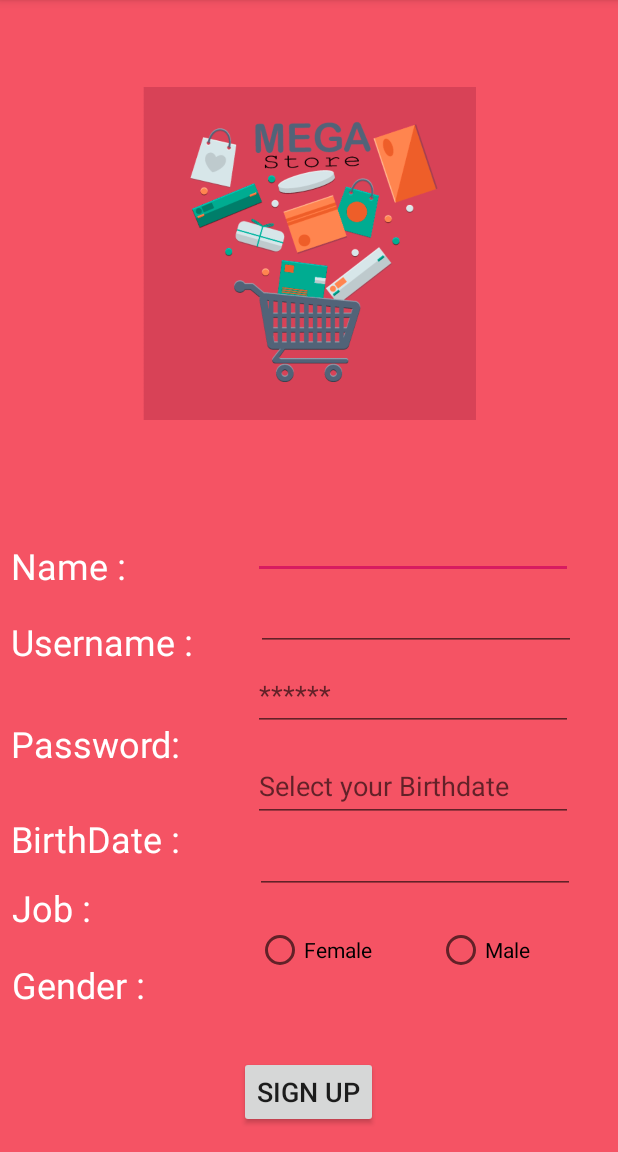
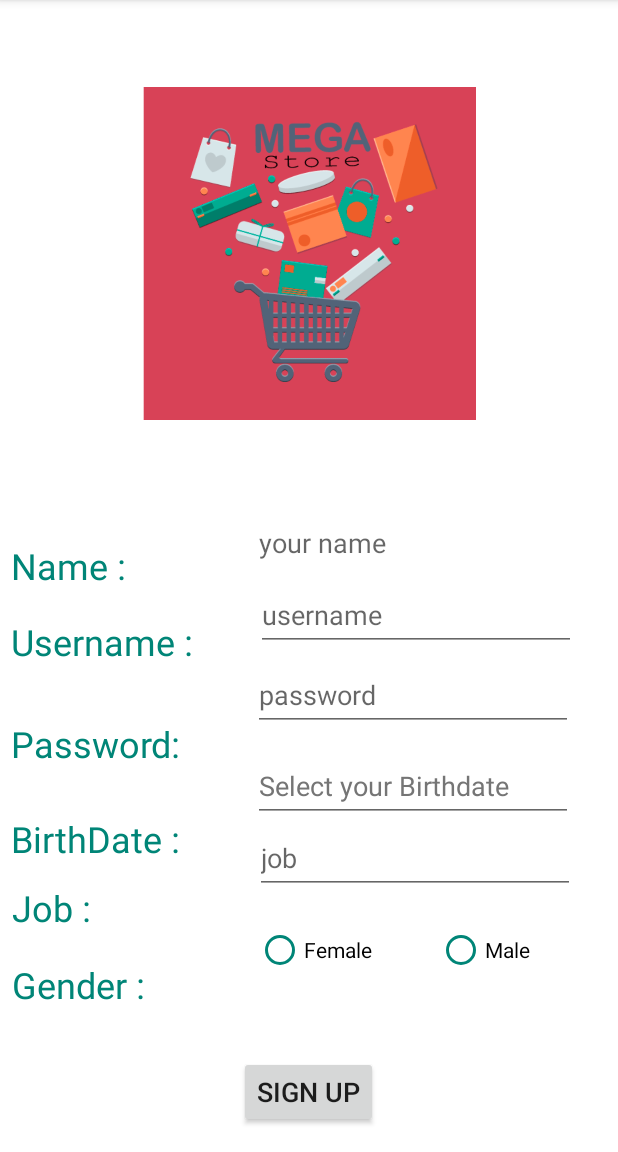
Before and after one commit to marawanFawzy/MyShoppingApp, an Android app: the RegisterActivity screen opened directly, with no data from a screen before it, on a phone screen of 412 x 824 dp, the part 84-1236 px from its top. Run offline under Robolectric (Android 15) with nearby library versions, the phone set to English and light mode, and no system bars.

Commit message:
gui updates

```diff
--- a/app/src/main/AndroidManifest.xml
+++ b/app/src/main/AndroidManifest.xml
@@ -22,7 +22,7 @@
         <activity android:name=".HomeActivity"
             android:windowSoftInputMode="adjustPan"/>
         <activity android:name=".RegisterActivity"
-            android:windowSoftInputMode="adjustPan"/>
+            android:windowSoftInputMode="stateAlwaysHidden|adjustNothing"/>
         <activity android:name=".MainActivity">
             <intent-filter>
                 <action android:name="android.intent.action.MAIN" />
--- a/app/src/main/java/com/example/myshoppingapp/ProductsDetails.java
+++ b/app/src/main/java/com/example/myshoppingapp/ProductsDetails.java
@@ -54,7 +54,7 @@ public class ProductsDetails extends AppCompatActivity {
             } else {
                 add.setOnClickListener(v -> {
                     add.setEnabled(true);
-                    sdb.addtoCart(x , cat_id, 1);
+                    sdb.addToCart(x , cat_id, 1);
                     Toast.makeText(this, "added to cart", Toast.LENGTH_SHORT).show();
                 });
             }
--- a/app/src/main/java/com/example/myshoppingapp/RegisterActivity.java
+++ b/app/src/main/java/com/example/myshoppingapp/RegisterActivity.java
@@ -5,7 +5,9 @@ import android.content.Intent;
 import android.database.Cursor;
 import android.graphics.Color;
 import android.graphics.drawable.ColorDrawable;
+import android.os.Build;
 import android.os.Bundle;
+import android.text.InputType;
 import android.widget.Button;
 import android.widget.EditText;
 import android.widget.RadioButton;
@@ -13,6 +15,7 @@ import android.widget.Toast;
 
 import androidx.appcompat.app.AppCompatActivity;
 
+import java.lang.reflect.Method;
 import java.util.Calendar;
 
 public class RegisterActivity extends AppCompatActivity {
@@ -42,7 +45,7 @@ public class RegisterActivity extends AppCompatActivity {
         gfemale = (RadioButton) findViewById(R.id.female);
         gmale = (RadioButton) findViewById(R.id.male);
         signup = (Button) findViewById(R.id.btnsign);
-
+        disableSoftInputFromAppearing(cbirthdate);
         cbirthdate.setOnClickListener(view -> {
             Calendar cal = Calendar.getInstance();
             int year = cal.get(Calendar.YEAR);
@@ -96,4 +99,17 @@ public class RegisterActivity extends AppCompatActivity {
             }
         });
     }
+    public static void disableSoftInputFromAppearing(EditText editText) {
+        if (Build.VERSION.SDK_INT >= Build.VERSION_CODES.LOLLIPOP) {
+            editText.setShowSoftInputOnFocus(false);
+        } else {
+            try {
+                final Method method = EditText.class.getMethod("setShowSoftInputOnFocus", boolean.class);
+                method.setAccessible(true);
+                method.invoke(editText, false);
+            } catch (Exception e) {
+                // handle error
+            }
+        }
+    }
 }
--- a/app/src/main/java/com/example/myshoppingapp/ShoppingCart.java
+++ b/app/src/main/java/com/example/myshoppingapp/ShoppingCart.java
@@ -84,7 +84,8 @@ public class ShoppingCart extends AppCompatActivity
             {
                 Integer id = cursor1.getInt(0);
                 Integer q = cursor1.getInt(1);
-                String price = sdb.getProductPrice(id);
+                Integer cat_id = cursor1.getInt(2);
+                String price = sdb.getProductPrice(id , cat_id);
                 Double prodPrice = Double.parseDouble(price);
                 total += q*prodPrice;
                 cursor1.moveToNext();
@@ -111,7 +112,7 @@ public class ShoppingCart extends AppCompatActivity
             String id = cursor.getString(0);
             String name = cursor.getString(1);
             String price = cursor.getString(2);
-            String quantity  = String.valueOf(sdb.getQuantity(Integer.parseInt(iDArray.get(i))));
+            String quantity  = String.valueOf(sdb.getQuantity(Integer.parseInt(iDArray.get(i)) , Integer.parseInt(catIdArray.get(i))));
 
             product = new ProductClass(id,name, quantity, price , catIdArray.get(i));
             arrayOfProducts.add(product);
--- a/app/src/main/res/layout/activity_home.xml
+++ b/app/src/main/res/layout/activity_home.xml
@@ -4,7 +4,7 @@
     xmlns:tools="http://schemas.android.com/tools"
     android:layout_width="match_parent"
     android:layout_height="match_parent"
-    android:background="#F55364"
+    android:background="@color/colorAccent"
     tools:context=".HomeActivity">
 
     <EditText
--- a/app/src/main/res/layout/activity_make_order.xml
+++ b/app/src/main/res/layout/activity_make_order.xml
@@ -4,7 +4,7 @@
     xmlns:tools="http://schemas.android.com/tools"
     android:layout_width="match_parent"
     android:layout_height="match_parent"
-    android:background="#F55364"
+    android:background="@color/colorAccent"
     tools:context=".MakeOrder">
 
     <ImageView
@@ -17,7 +17,8 @@
         app:layout_constraintStart_toStartOf="parent"
         app:layout_constraintTop_toTopOf="parent"
         app:layout_constraintVertical_bias="0.143"
-        app:srcCompat="@drawable/megav2" />
+        app:srcCompat="@drawable/megav2"
+        android:contentDescription="TODO" />
 
     <TextView
         android:id="@+id/textView3"
--- a/app/src/main/res/layout/activity_products.xml
+++ b/app/src/main/res/layout/activity_products.xml
@@ -4,7 +4,7 @@
     xmlns:tools="http://schemas.android.com/tools"
     android:layout_width="match_parent"
     android:layout_height="match_parent"
-    android:background="#F55364"
+    android:background="@color/colorAccent"
     tools:context=".Products">
 
     <TextView
--- a/app/src/main/res/layout/activity_products_details.xml
+++ b/app/src/main/res/layout/activity_products_details.xml
@@ -4,7 +4,7 @@
     xmlns:tools="http://schemas.android.com/tools"
     android:layout_width="match_parent"
     android:layout_height="match_parent"
-    android:background="#F55364"
+    android:background="@color/colorAccent"
     tools:context=".ProductsDetails">
 
     <Button
--- a/app/src/main/res/layout/activity_register.xml
+++ b/app/src/main/res/layout/activity_register.xml
@@ -4,7 +4,7 @@
     xmlns:tools="http://schemas.android.com/tools"
     android:layout_width="match_parent"
     android:layout_height="match_parent"
-    android:background="#F55364"
+    android:background="@color/colorAccent"
     tools:context=".RegisterActivity">
 
     <ImageView
@@ -25,6 +25,7 @@
         android:layout_height="wrap_content"
         android:ems="10"
         android:inputType="textPersonName"
+        android:hint="your name "
         android:minHeight="48dp"
         app:layout_constraintBottom_toTopOf="@+id/usernameeditText2"
         app:layout_constraintEnd_toEndOf="parent"
@@ -41,6 +42,7 @@
         android:layout_marginTop="376dp"
         android:ems="10"
         android:inputType="textPersonName"
+        android:hint="username"
         android:minHeight="48dp"
         app:layout_constraintBottom_toTopOf="@+id/birthddateeditText4"
         app:layout_constraintEnd_toEndOf="parent"
@@ -55,8 +57,8 @@
         android:layout_width="wrap_content"
         android:layout_height="wrap_content"
         android:ems="10"
-        android:hint="******"
-        android:inputType="textPersonName"
+        android:hint="password"
+        android:inputType="textPassword"
         android:minHeight="48dp"
         app:layout_constraintBottom_toTopOf="@+id/birthddateeditText4"
         app:layout_constraintEnd_toEndOf="parent"
@@ -72,8 +74,10 @@
         android:layout_marginTop="500dp"
         android:ems="10"
         android:hint="Select your Birthdate"
-        android:inputType="textPersonName"
+        android:inputType="none"
+        android:textIsSelectable="true"
         android:minHeight="48dp"
+        android:textColorHint="#757575"
         app:layout_constraintEnd_toEndOf="parent"
         app:layout_constraintHorizontal_bias="0.85"
         app:layout_constraintStart_toStartOf="parent"
@@ -85,6 +89,7 @@
         android:layout_height="wrap_content"
         android:ems="10"
         android:inputType="textPersonName"
+        android:hint="job"
         android:minHeight="48dp"
         app:layout_constraintBottom_toBottomOf="parent"
         app:layout_constraintEnd_toEndOf="parent"
@@ -100,6 +105,7 @@
         android:layout_height="wrap_content"
         android:minHeight="48dp"
         android:text="Female"
+        android:buttonTint="@color/colorPrimary"
         app:layout_constraintBottom_toTopOf="@+id/btnsign"
         app:layout_constraintEnd_toEndOf="parent"
         app:layout_constraintHorizontal_bias="0.31"
@@ -113,6 +119,7 @@
         android:layout_height="wrap_content"
         android:minHeight="48dp"
         android:text="Male"
+        android:buttonTint="@color/colorPrimary"
         app:layout_constraintBottom_toTopOf="@+id/btnsign"
         app:layout_constraintEnd_toEndOf="parent"
         app:layout_constraintHorizontal_bias="0.422"
@@ -125,7 +132,7 @@
         android:layout_width="wrap_content"
         android:layout_height="wrap_content"
         android:text="Name :"
-        android:textColor="#FFFFFF"
+        android:textColor="@color/colorPrimary"
         android:textSize="24sp"
         app:layout_constraintBottom_toTopOf="@+id/usernametxt"
         app:layout_constraintEnd_toStartOf="@+id/nameeditText"
@@ -139,7 +146,7 @@
         android:layout_width="wrap_content"
         android:layout_height="wrap_content"
         android:text="Username :"
-        android:textColor="#FFFFFF"
+        android:textColor="@color/colorPrimary"
         android:textSize="24sp"
         app:layout_constraintBottom_toTopOf="@+id/textView8"
         app:layout_constraintEnd_toStartOf="@+id/usernameeditText2"
@@ -153,7 +160,7 @@
         android:layout_width="wrap_content"
         android:layout_height="wrap_content"
         android:text="BirthDate :"
-        android:textColor="#FFFFFF"
+        android:textColor="@color/colorPrimary"
         android:textSize="24sp"
         app:layout_constraintBottom_toBottomOf="parent"
         app:layout_constraintEnd_toStartOf="@+id/birthddateeditText4"
@@ -167,7 +174,7 @@
         android:layout_width="wrap_content"
         android:layout_height="wrap_content"
         android:text="Job :"
-        android:textColor="#FFFFFF"
+        android:textColor="@color/colorPrimary"
         android:textSize="24sp"
         app:layout_constraintBottom_toTopOf="@+id/gendertxt"
         app:layout_constraintEnd_toStartOf="@+id/jobeditText5"
@@ -181,7 +188,7 @@
         android:layout_width="wrap_content"
         android:layout_height="wrap_content"
         android:text="Gender :"
-        android:textColor="#FFFFFF"
+        android:textColor="@color/colorPrimary"
         android:textSize="24sp"
         app:layout_constraintBottom_toBottomOf="parent"
         app:layout_constraintEnd_toEndOf="parent"
@@ -195,7 +202,7 @@
         android:layout_width="wrap_content"
         android:layout_height="wrap_content"
         android:text="Password:"
-        android:textColor="#FFFFFF"
+        android:textColor="@color/colorPrimary"
         android:textSize="24sp"
         app:layout_constraintBottom_toBottomOf="parent"
         app:layout_constraintEnd_toStartOf="@+id/passwordeditText3"
--- a/app/src/main/res/layout/activity_shopping_cart.xml
+++ b/app/src/main/res/layout/activity_shopping_cart.xml
@@ -4,7 +4,7 @@
     xmlns:tools="http://schemas.android.com/tools"
     android:layout_width="match_parent"
     android:layout_height="match_parent"
-    android:background="#F55364"
+    android:background="@color/colorAccent"
     tools:context=".CustomAdapter">
 
     <ListView
--- a/app/src/main/res/values/colors.xml
+++ b/app/src/main/res/values/colors.xml
@@ -2,5 +2,5 @@
 <resources>
     <color name="colorPrimary">#008577</color>
     <color name="colorPrimaryDark">#00574B</color>
-    <color name="colorAccent">#D81B60</color>
+    <color name="colorAccent">#FFFFFF</color>
 </resources>
--- a/app/src/main/res/values/strings.xml
+++ b/app/src/main/res/values/strings.xml
@@ -19,4 +19,6 @@
     <string name="price1">Price :</string>
     <string name="name1">Name</string>
     <string name="categorie_name">Categorie Name</string>
+    <string name="log_in">Log in</string>
+    <string name="todo1">TODO</string>
 </resources>
```
Also changed, not shown: app/src/main/java/com/example/myshoppingapp/ShoppingDatabase.java (+6 -6 lines), app/src/main/res/layout/activity_custom_adapter.xml (+7 -4 lines), app/src/main/res/layout/activity_main.xml (+12 -9 lines).
